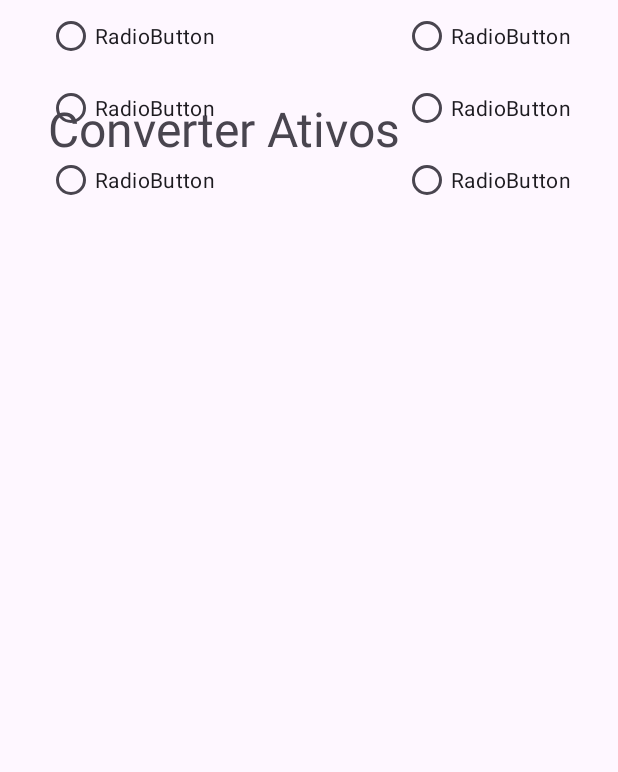
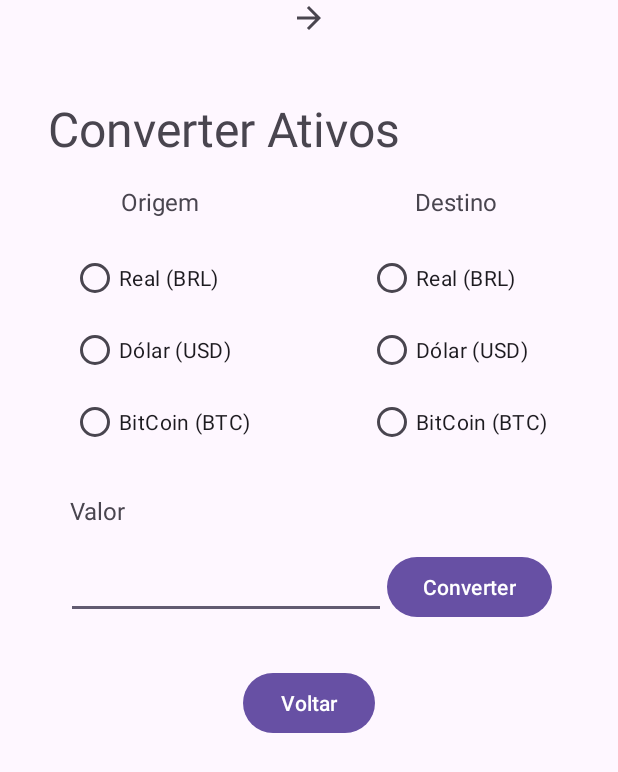
Before and after one commit to Salgado2004/mobile_UFPR_trabalho_3, an Android app: the ConvertActivity screen opened directly, with no data from a screen before it, on a phone screen of 412 x 824 dp. Shown: the top 772 px of the screen. Run offline under Robolectric (Android 15) with nearby library versions, the phone set to English and light mode, and no system bars.

Commit message:
feat: create convert page

```diff
--- a/app/src/main/res/layout/activity_convert.xml
+++ b/app/src/main/res/layout/activity_convert.xml
@@ -22,27 +22,28 @@
         android:id="@+id/radioGroup2"
         android:layout_width="wrap_content"
         android:layout_height="wrap_content"
+        android:layout_marginTop="16dp"
         app:layout_constraintEnd_toStartOf="@+id/radioGroup"
         app:layout_constraintStart_toStartOf="parent"
-        tools:layout_editor_absoluteY="144dp">
+        app:layout_constraintTop_toBottomOf="@+id/textView5">
 
         <RadioButton
             android:id="@+id/radioButton"
             android:layout_width="match_parent"
             android:layout_height="wrap_content"
-            android:text="RadioButton" />
+            android:text="Real (BRL)" />
 
         <RadioButton
             android:id="@+id/radioButton2"
             android:layout_width="match_parent"
             android:layout_height="wrap_content"
-            android:text="RadioButton" />
+            android:text="Dólar (USD)" />
 
         <RadioButton
             android:id="@+id/radioButton3"
             android:layout_width="match_parent"
             android:layout_height="wrap_content"
-            android:text="RadioButton" />
+            android:text="BitCoin (BTC)" />
 
     </RadioGroup>
 
@@ -50,27 +51,131 @@
         android:id="@+id/radioGroup"
         android:layout_width="wrap_content"
         android:layout_height="wrap_content"
-        android:layout_marginStart="94dp"
+        android:layout_marginStart="32dp"
+        android:layout_marginTop="16dp"
         app:layout_constraintEnd_toEndOf="parent"
         app:layout_constraintStart_toEndOf="@+id/radioGroup2"
-        tools:layout_editor_absoluteY="146dp">
+        app:layout_constraintTop_toBottomOf="@+id/textView7">
 
         <RadioButton
             android:id="@+id/radioButton5"
             android:layout_width="match_parent"
             android:layout_height="wrap_content"
-            android:text="RadioButton" />
+            android:text="Real (BRL)" />
 
         <RadioButton
             android:id="@+id/radioButton6"
             android:layout_width="match_parent"
             android:layout_height="wrap_content"
-            android:text="RadioButton" />
+            android:text="Dólar (USD)" />
 
         <RadioButton
             android:id="@+id/radioButton7"
             android:layout_width="match_parent"
             android:layout_height="wrap_content"
-            android:text="RadioButton" />
+            android:text="BitCoin (BTC)" />
     </RadioGroup>
+
+    <TextView
+        android:id="@+id/textView5"
+        android:layout_width="wrap_content"
+        android:layout_height="wrap_content"
+        android:layout_marginTop="16dp"
+        android:layout_marginEnd="32dp"
+        android:text="Origem"
+        android:textSize="16sp"
+        app:layout_constraintEnd_toStartOf="@+id/textView7"
+        app:layout_constraintStart_toStartOf="parent"
+        app:layout_constraintTop_toBottomOf="@+id/textView2" />
+
+    <TextView
+        android:id="@+id/textView9"
+        android:layout_width="wrap_content"
+        android:layout_height="wrap_content"
+        android:layout_marginTop="24dp"
+        android:layout_marginEnd="32dp"
+        android:text="Valor"
+        android:textSize="16sp"
+        app:layout_constraintEnd_toStartOf="@+id/textView7"
+        app:layout_constraintHorizontal_bias="0.225"
+        app:layout_constraintStart_toStartOf="parent"
+        app:layout_constraintTop_toBottomOf="@+id/radioGroup2" />
+
+    <TextView
+        android:id="@+id/textView7"
+        android:layout_width="wrap_content"
+        android:layout_height="wrap_content"
+        android:layout_marginStart="32dp"
+        android:layout_marginTop="16dp"
+        android:text="Destino"
+        android:textSize="16sp"
+        app:layout_constraintEnd_toEndOf="parent"
+        app:layout_constraintStart_toEndOf="@+id/textView5"
+        app:layout_constraintTop_toBottomOf="@+id/textView2" />
+
+    <ImageView
+        android:id="@+id/imageView"
+        android:layout_width="wrap_content"
+        android:layout_height="wrap_content"
+        android:layout_marginStart="27dp"
+        android:rotationY="180"
+        app:layout_constraintEnd_toStartOf="@+id/radioGroup"
+        app:layout_constraintHorizontal_bias="0.0"
+        app:layout_constraintStart_toEndOf="@+id/radioGroup2"
+        app:srcCompat="?attr/actionModeCloseDrawable"
+        tools:layout_editor_absoluteY="221dp" />
+
+    <Button
+        android:id="@+id/buttonConvert"
+        android:layout_width="wrap_content"
+        android:layout_height="wrap_content"
+        android:layout_marginTop="16dp"
+        android:layout_marginEnd="44dp"
+        android:text="Converter"
+        app:layout_constraintEnd_toEndOf="parent"
+        app:layout_constraintHorizontal_bias="1.0"
+        app:layout_constraintStart_toEndOf="@+id/valueConvert"
+        app:layout_constraintTop_toBottomOf="@+id/textView9" />
+
+    <EditText
+        android:id="@+id/valueConvert"
+        android:layout_width="wrap_content"
+        android:layout_height="wrap_content"
+        android:layout_marginStart="44dp"
+        android:layout_marginTop="16dp"
+        android:ems="10"
+        android:inputType="numberDecimal"
+        app:layout_constraintStart_toStartOf="parent"
+        app:layout_constraintTop_toBottomOf="@+id/textView9" />
+
+    <ProgressBar
+        android:id="@+id/progressBar"
+        style="?android:attr/progressBarStyle"
+        android:layout_width="wrap_content"
+        android:layout_height="wrap_content"
+        android:layout_marginTop="32dp"
+        android:visibility="invisible"
+        app:layout_constraintTop_toBottomOf="@+id/valueConvert"
+        tools:layout_editor_absoluteX="181dp" />
+
+    <TextView
+        android:id="@+id/responseText"
+        android:layout_width="wrap_content"
+        android:layout_height="wrap_content"
+        android:layout_marginTop="16dp"
+        app:layout_constraintEnd_toEndOf="parent"
+        app:layout_constraintHorizontal_bias="0.498"
+        app:layout_constraintStart_toStartOf="parent"
+        app:layout_constraintTop_toBottomOf="@+id/button3" />
+
+    <Button
+        android:id="@+id/button3"
+        android:layout_width="wrap_content"
+        android:layout_height="wrap_content"
+        android:layout_marginTop="32dp"
+        android:text="Voltar"
+        app:layout_constraintEnd_toEndOf="parent"
+        app:layout_constraintStart_toStartOf="parent"
+        app:layout_constraintTop_toBottomOf="@+id/valueConvert" />
+
 </androidx.constraintlayout.widget.ConstraintLayout>
--- a/app/src/main/res/layout/activity_main.xml
+++ b/app/src/main/res/layout/activity_main.xml
@@ -79,7 +79,7 @@
         tools:layout_editor_absoluteX="89dp" />
 
     <Button
-        android:id="@+id/buttonConvert"
+        android:id="@+id/buttorConvertPage"
         android:layout_width="wrap_content"
         android:layout_height="wrap_content"
         android:text="Converter"
```
